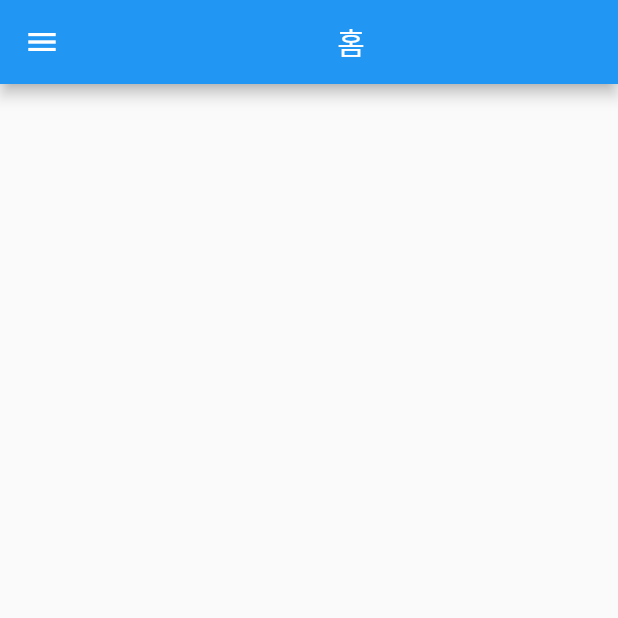
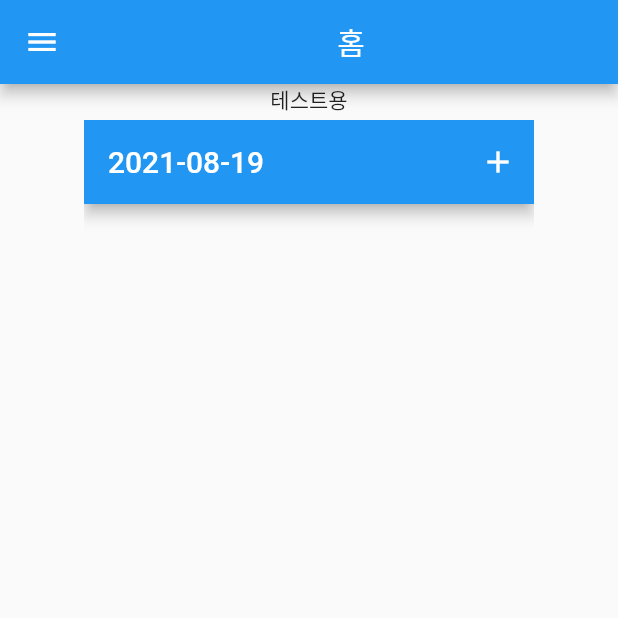
Before and after one commit to woojin8651/flutter_practice, a Flutter app: the screen it shows after launch, on a phone screen of 412 x 824 dp, the top half of it. Run offline on Flutter 3.47's test engine with Material 2 defaults, Android fonts, the phone set to English and light mode, and no system bars; our stand-ins replace geolocator, sqflite; accounts and stored records are empty.

Commit message:
첫화면

```diff
--- a/lib/model/item.dart
+++ b/lib/model/item.dart
@@ -1,12 +1,40 @@
 import 'package:flutter/material.dart';
+import 'package:sqflite/sqflite.dart';
 import 'unit.dart';
 class Item{
+  static const String sql_id="id";
+  static const String sql_date="date";
+  static const String sql_name="name";
+  static const String sql_cost="cost";
+  static const String sql_amount="amount";
+  static const String sql_unitCode="unitCode";
 
+  String id;
+  DateTime date;
   String name;
   int cost;
   int amount;
   int unitCode;
-  Item({@required this.name,this.cost = 0,this.amount= 0,this.unitCode = Unit.U_Undefine});
 
-
+  Item({
+    @required this.date,
+    @required this.name,
+    this.id,
+    this.cost = 0,
+    this.amount= 0,
+    this.unitCode = Unit.U_Undefine}){
+    if(id == null){
+    this.id = DateTime.now().toString();
+    }
+  }
+  Map<String,dynamic> toMap(){
+    return{
+      sql_id:id,
+      sql_date:date,
+      sql_name:name,
+      sql_cost:cost,
+      sql_amount:amount,
+      sql_unitCode:unitCode
+    };
+  }
 }
--- a/lib/screens/home.dart
+++ b/lib/screens/home.dart
@@ -1,21 +1,123 @@
+import 'dart:developer';
+
 import 'package:flutter/material.dart';
+import 'package:flutter_practice_app/model/item.dart';
+import 'package:flutter_practice_app/viewmodel/homeVM.dart';
+import 'package:intl/intl.dart';
 
-class Home extends StatefulWidget {
+class Home extends StatelessWidget {
   const Home({Key key}) : super(key: key);
 
   @override
-  _HomeState createState() => _HomeState();
+  Widget build(BuildContext context) {
+    log("Home");
+    return Scaffold(
+        appBar: AppBar(
+        title: Center(child: Text('홈')),
+    ),
+    drawer: Drawer(),
+    body: HomeFragment(),
+    );
+  }
 }
 
-class _HomeState extends State<Home> {
+// 프레그먼트 화면
+class HomeFragment extends StatelessWidget {
+  const HomeFragment({Key key}) : super(key: key);
   @override
   Widget build(BuildContext context) {
+    return Column(
+      children: [
+        Text("테스트용"),
+        DailyViewPage(),
+      ],
+    );
+  }
+}
+
+// 뷰 페이저 있는 화면
+class DailyViewPage extends StatefulWidget {
+
+  @override
+  _DailyViewPageState createState() => _DailyViewPageState();
+
+}
+
+class _DailyViewPageState extends State<DailyViewPage> {
+
+  int indexOffset = 5000; //
+  DateTime pageDate;
+
+  HomeViewModel vm = HomeViewModel(); //home 화면 뷰모델
+  DateFormat dfm = DateFormat("yyyy-MM-dd");
+  var pvEmpty =  Container( //빈 화면
+  width: 100.0,
+  height: 100.0,
+  padding: EdgeInsets.all(10),
+  color: Colors.blue,
+  child: Text("오류가 나쩌용"),
+  );
+
+  @override
+  void initState() {
+    super.initState();
+    pageDate = DateTime.now(); //오늘
+    log("init");
+  }
+
+  @override
+  Widget build(BuildContext context) {
+    return Container(
+        padding: EdgeInsets.all(3.0),
+      child: dailyPages(),
+      );
+  }
+  //
+  Widget dailyPages(){
+    return Center(
+      child: Container(
+        width: 300,
+        height: 300,
+        child: PageView.builder(
+          controller:  PageController(initialPage: indexOffset),
+          itemBuilder: (ctx,idx) => dayPage(pageDate.add(Duration(days: idx - indexOffset))),
+        )
+        ,
+      ),
+    );
+  }
+  Widget dayPage(DateTime day){
+    return FutureBuilder<List<Item>>(
+      future: this.vm.fetchDayBusket(day),
+      builder: (context,snapshot){
+        if(snapshot.hasData){
+          return itemList(snapshot.data, day);
+        }
+        else if(snapshot.hasError){
+          return Text("에러");
+        }
+        return CircularProgressIndicator();
+      },
+    );
+  }
+  Widget itemList(List<Item> data,DateTime day){
     return Scaffold(
       appBar: AppBar(
-        title: Center(child: Text('홈')),
+        title: Text(dfm.format(day)),
+        actions: [
+          IconButton(icon: Icon(Icons.add,
+          color: Colors.white),
+              onPressed: (){
+                //누르면 추가할 수 있는 dialog 띄우기
+              })
+        ],
+        backgroundColor: Colors.blue,
       ),
-      drawer: Drawer(
-
+      body: ListView(
+        children: data.map((e) => ListTile(
+          title: Text(e.name),
+          subtitle: Text("${e.amount} => ${e.cost}원"),
+        )).toList(),
       ),
     );
   }
--- /dev/null
+++ b/lib/viewmodel/homeVM.dart
@@ -0,0 +1,12 @@
+import 'package:flutter/material.dart';
+import 'package:sqflite/sqflite.dart' as sql;
+import 'package:flutter_practice_app/model/item.dart';
+import 'package:flutter_practice_app/extension/date_extention.dart';
+class HomeViewModel{
+  Future<List<Item>> fetchDayBusket(DateTime day) async{
+
+    return Future.delayed(Duration(milliseconds: 300),(){
+      return [];
+    });
+  }
+}
--- a/pubspec.yaml
+++ b/pubspec.yaml
@@ -30,6 +30,10 @@ dependencies:
   cupertino_icons: ^1.0.2
   geolocator: ^7.4.0
   http: ^0.13.3
+  sqflite:
+  path_provider: ^2.0.2
+  path: ^1.8.0
+  intl:
 dev_dependencies:
   flutter_test:
     sdk: flutter
```
Also changed, not shown: lib/extension/date_extention.dart (added, +16 -0 lines), lib/model/dbHelper.dart (added, +17 -0 lines), pubspec.lock.
